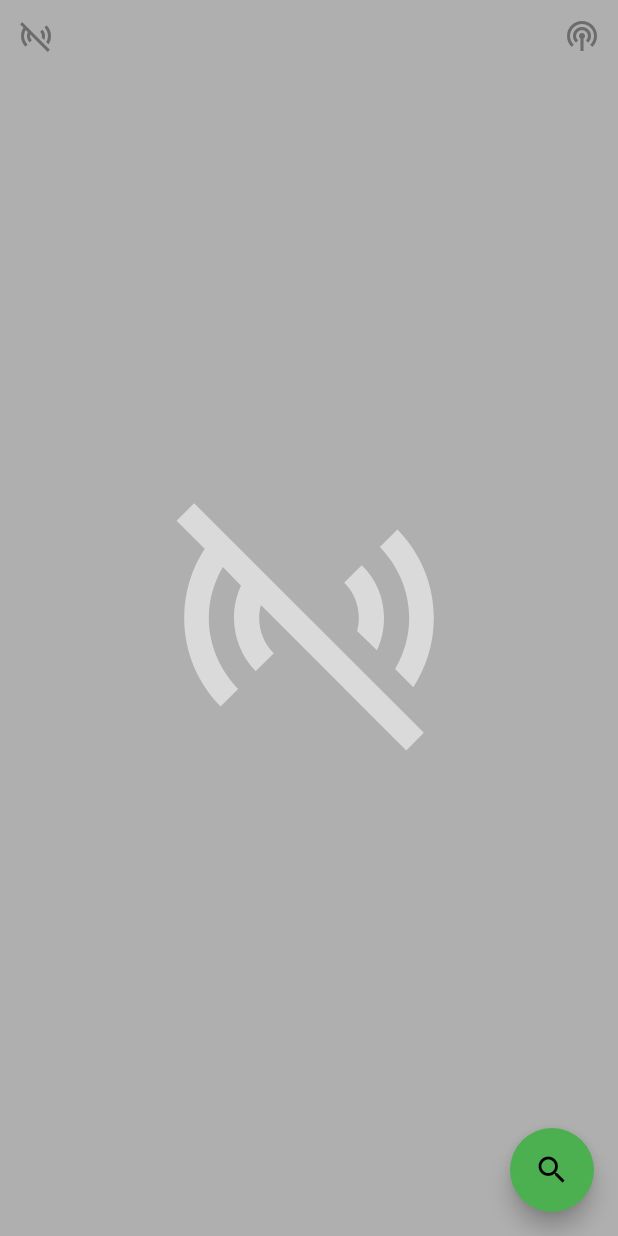
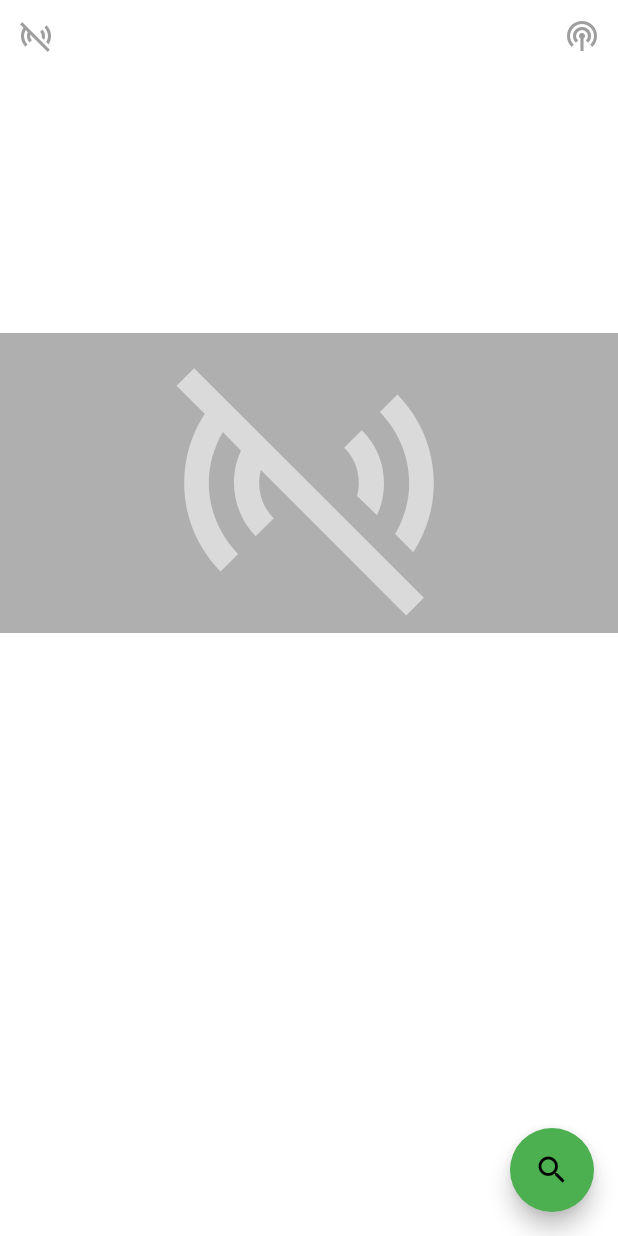
Before and after one commit to seihan/feetback_app, a Flutter app: the screen it shows after launch, on a phone screen of 412 x 824 dp. Run offline on Flutter 3.47's test engine with Material 2 defaults, Android fonts, the phone set to English and light mode, and no system bars; our stand-ins replace flutter_blue_plus, permission_handler.

Commit message:
added sensor values widget - added simple text widget to view values - refactored visual screen - removed debug prints - added resistance function

```diff
--- a/lib/models/bluetooth_connection_model.dart
+++ b/lib/models/bluetooth_connection_model.dart
@@ -206,14 +206,12 @@ class BluetoothConnectionModel extends ChangeNotifier {
 
   void _handleLeftNotifyValues(List<int> values) {
     if (values.isNotEmpty) {
-      _logStream.add(values.toString());
       sensorStateModel.updateLeft(values);
     }
   }
 
   void _handleRightNotifyValues(List<int> values) {
     if (values.isNotEmpty) {
-      _logStream.add(values.toString());
       sensorStateModel.updateRight(values);
     }
   }
--- a/lib/screens/visualization_screen.dart
+++ b/lib/screens/visualization_screen.dart
@@ -1,4 +1,5 @@
 import 'package:feet_back_app/widgets/disconnect_button.dart';
+import 'package:feet_back_app/widgets/sensor_values.dart';
 import 'package:flutter/material.dart';
 
 import '../../models/bluetooth_connection_model.dart';
@@ -13,17 +14,17 @@ class VisualizationScreen extends StatelessWidget {
     return Scaffold(
       backgroundColor: Colors.transparent,
       body: SafeArea(
-        child: Stack(
-          children: <Widget>[
-            const Row(),
-            const Align(
-              alignment: Alignment.topRight,
-              child: NotifyButton(),
+        child: Column(
+          mainAxisAlignment: MainAxisAlignment.spaceBetween,
+          children: [
+            const Row(
+              mainAxisAlignment: MainAxisAlignment.spaceBetween,
+              children: [
+                DisconnectButton(),
+                NotifyButton(),
+              ],
             ),
-            const Align(
-              alignment: Alignment.topLeft,
-              child: DisconnectButton(),
-            ),
+            const Spacer(),
             if (model.connected == false)
               Container(
                 color: Colors.black.withAlpha(80),
@@ -35,6 +36,8 @@ class VisualizationScreen extends StatelessWidget {
                   ),
                 ),
               ),
+            const Spacer(),
+            const SensorValuesWidget(),
           ],
         ),
       ),
--- /dev/null
+++ b/lib/widgets/sensor_values.dart
@@ -0,0 +1,50 @@
+import 'package:flutter/material.dart';
+import 'package:provider/provider.dart';
+
+import '../models/sensor_state_model.dart';
+
+class SensorValuesWidget extends StatelessWidget {
+  const SensorValuesWidget({super.key});
+
+  @override
+  Widget build(BuildContext context) {
+    return Consumer<SensorStateModel>(
+      builder: (context, sensorState, child) {
+        List<int> leftSensorValues = sensorState.leftValues;
+        List<int> rightSensorValues = sensorState.rightValues;
+
+        return Row(
+          mainAxisAlignment: MainAxisAlignment.spaceBetween,
+          children: [
+            Column(
+              children: List.generate(
+                leftSensorValues.length,
+                (index) {
+                  // Add 1 to index to have leading numerization
+                  int numerization = index + 1;
+                  return Text(
+                    '$numerization. ${leftSensorValues[index]}',
+                    style: const TextStyle(fontSize: 16.0),
+                  );
+                },
+              ),
+            ),
+            Column(
+              children: List.generate(
+                rightSensorValues.length,
+                (index) {
+                  // Add 1 to index to have leading numerization
+                  int numerization = index + 1;
+                  return Text(
+                    '$numerization. ${rightSensorValues[index]}',
+                    style: const TextStyle(fontSize: 16.0),
+                  );
+                },
+              ),
+            )
+          ],
+        );
+      },
+    );
+  }
+}
```
Also changed, not shown: lib/models/sensor_state_model.dart (+16 -9 lines).
